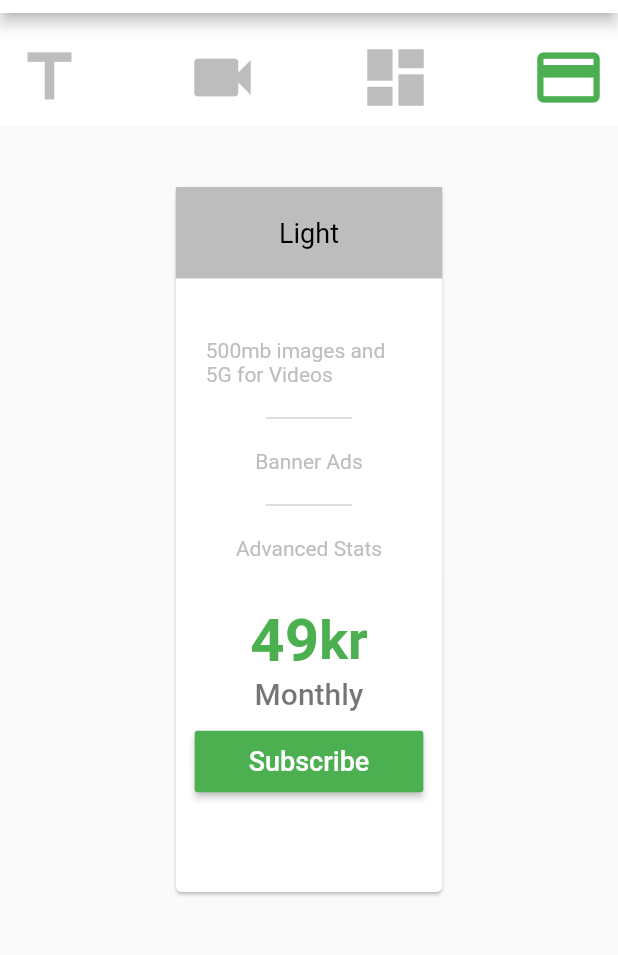
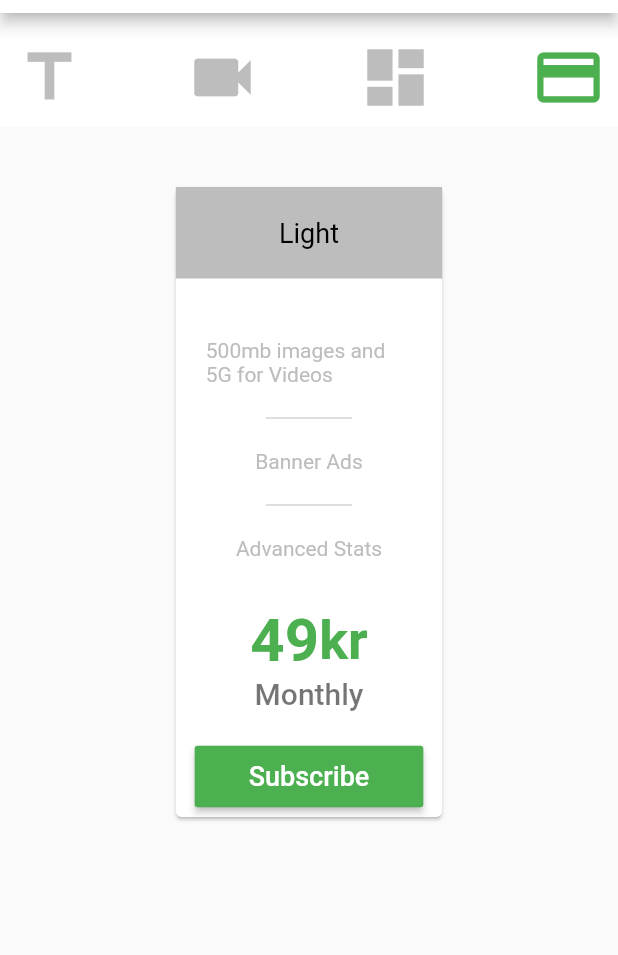
Before and after one commit to vic7ord1st/bringere, a Flutter app: the screen it shows after launch, after a tap on the "title" icon, after a tap on the "payment" icon, on a phone screen of 412 x 824 dp, the part 71-1026 px from its top. Run offline on Flutter 3.47's test engine with Material 2 defaults, Android fonts, the phone set to English and light mode, and no system bars; drawn by our look-alikes of carousel_slider; our stand-ins replace firebase_database, google_maps_flutter; accounts and stored records are empty.

Commit message:
modified the aspect ratio of the plan carousel

```diff
--- a/lib/screens/registrationPage.dart
+++ b/lib/screens/registrationPage.dart
@@ -160,8 +160,8 @@ class _RegistrationState extends State<Registration> {
       child: StatefulBuilder(
        builder: (ctx, StateSetter setState) =>
           CarouselSlider(
-            //enlargeCenterPage: true,
-            height: 550,
+            viewportFraction: 0.80,
+            height: 500,
             items: <Widget>[
               RegistrationCard('Light', '49'),
               RegistrationCard('Pro', '100')
--- a/lib/views/registration_card.dart
+++ b/lib/views/registration_card.dart
@@ -99,7 +99,7 @@ class RegistrationCard extends StatelessWidget {
                     fontWeight: FontWeight.w500),
               ),
             ),
-            SizedBox(height: 10,),
+            SizedBox(height: 20,),
             RaisedButton(
               elevation: 2,
               color: Colors.green[500],
```
